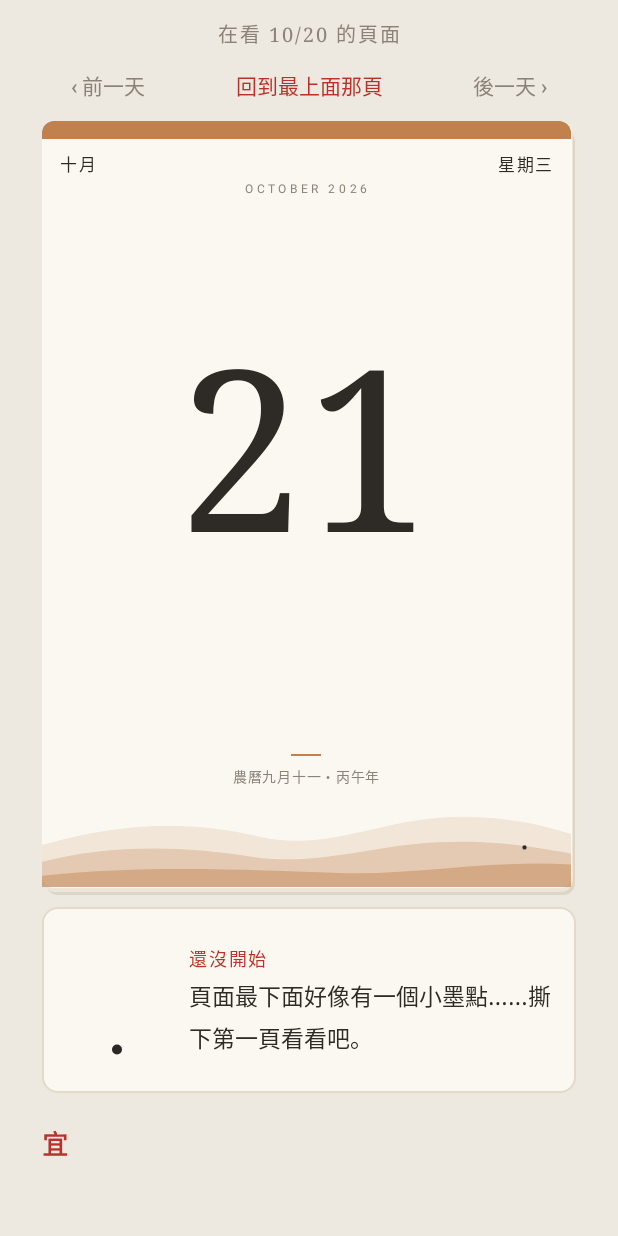
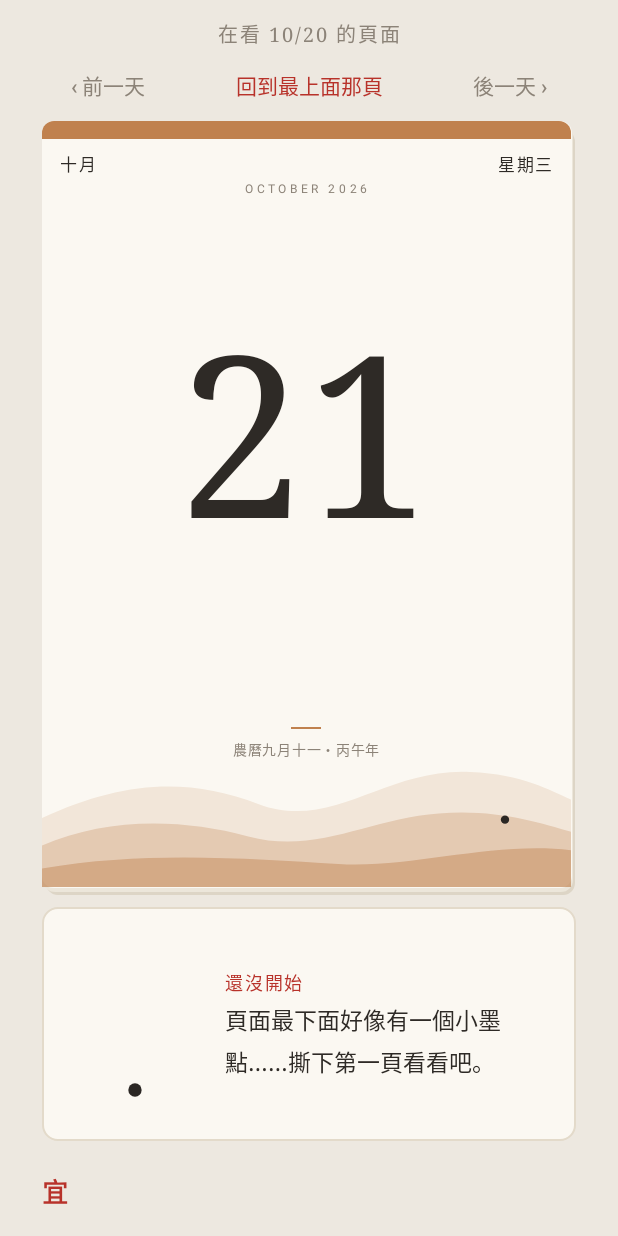
Before and after one commit to patty60723/tearoff-calendar, an Android app: the screen it shows after launch (MainActivity), after a tap on "‹ 前一天", on a phone screen of 412 x 824 dp. Run offline under Robolectric (Android 15) with nearby library versions, the phone set to English and light mode, and no system bars; libraries missing offline, so code that uses them is left out: com.nlf.calendar; 28 statements that could not run were skipped.

Commit message:
火柴人放大
- 直式小工具 30×40 → 48×64dp，橫式 27×36 → 42×56dp，山丘跟著加高
- App 裡的頁面照頁寬等比例放大火柴人和山丘，動畫圖用實際大小畫，不會糊
- 故事卡的火柴人 72×96 → 96×128dp

Co-Authored-By: Claude Opus 5.5 <noreply@anthropic.com>
Claude-Session: https://claude.ai/code/session_0189os12bzXxGRqrd3exnUUH

```diff
--- a/app/src/main/java/com/patty60723/tearoff/CalendarWidget.kt
+++ b/app/src/main/java/com/patty60723/tearoff/CalendarWidget.kt
@@ -71,7 +71,8 @@ class CalendarWidget : AppWidgetProvider() {
             }
         }
 
-        fun build(context: Context, page: DayPage, layout: PageLayout): RemoteViews {
+        /** @param stickmanDp 火柴人畫多大；App 裡的大頁面會傳更大的值，圖才不會糊 */
+        fun build(context: Context, page: DayPage, layout: PageLayout, stickmanDp: Float = layout.stickmanDp): RemoteViews {
             val palette = Palettes.forMonth(page.date.monthValue)
             return RemoteViews(context.packageName, layout.res).apply {
                 setTextViewText(R.id.month, MONTHS[page.date.monthValue - 1])
@@ -91,7 +92,7 @@ class CalendarWidget : AppWidgetProvider() {
 
                 for (id in intArrayOf(R.id.band, R.id.hills, R.id.rule)) setInt(id, "setColorFilter", palette.main)
                 setOnClickPendingIntent(R.id.widget_root, openApp(context))
-                if (layout.stickman) setStickman(context, this)
+                if (stickmanDp > 0) setStickman(context, this, stickmanDp)
             }
         }
 
@@ -118,13 +119,13 @@ class CalendarWidget : AppWidgetProvider() {
         )
 
         /** 火柴人目前長到哪裡、最近一次撕頁的動作，畫成幾張圖輪播。 */
-        private fun setStickman(context: Context, views: RemoteViews) {
+        private fun setStickman(context: Context, views: RemoteViews, widthDp: Float) {
             val book = StoryBook(context)
             val action = Actions.get(if (book.page == 0) null else book.lastAction)
             val density = context.resources.displayMetrics.density.coerceAtMost(3f)
             val frames = StickmanRenderer.frames(
                 book.parts, action, FRAME_IDS.size,
-                widthPx = (36 * density).toInt(), heightPx = (48 * density).toInt(),
+                widthPx = (widthDp * density).toInt(), heightPx = (widthDp * 4 / 3 * density).toInt(),
             )
             frames.forEachIndexed { i, bitmap -> views.setImageViewBitmap(FRAME_IDS[i], bitmap) }
             views.setInt(R.id.stickman, "setFlipInterval", (action.periodMs / FRAME_IDS.size).toInt())
--- a/app/src/main/java/com/patty60723/tearoff/MainActivity.kt
+++ b/app/src/main/java/com/patty60723/tearoff/MainActivity.kt
@@ -172,8 +172,19 @@ class MainActivity : Activity() {
     /** 一頁日曆；還沒到的日子蓋一層薄紙。 */
     private fun pageView(day: LocalDate): View {
         val frame = FrameLayout(this)
-        val views = CalendarWidget.build(this, Almanac.page(day), PageLayout.TALL)
-        frame.addView(views.apply(this, frame).apply { isClickable = false })
+        // App 裡的頁面比小工具大很多，火柴人和山丘照頁寬等比例放大
+        val metrics = resources.displayMetrics
+        val pageWidthPx = metrics.widthPixels - (56 * metrics.density).toInt()
+        val stickmanPx = (pageWidthPx * 0.17f).toInt()
+        val views = CalendarWidget.build(this, Almanac.page(day), PageLayout.TALL, stickmanPx / metrics.density)
+        val page = views.apply(this, frame).apply { isClickable = false }
+        page.findViewById<View>(R.id.stickman)?.layoutParams?.let {
+            it.width = stickmanPx
+            it.height = stickmanPx * 4 / 3
+            (it as? android.view.ViewGroup.MarginLayoutParams)?.bottomMargin = (pageWidthPx * 0.09f).toInt()
+        }
+        page.findViewById<View>(R.id.hills)?.layoutParams?.height = (pageWidthPx * 0.26f).toInt()
+        frame.addView(page)
         val today = AppClock.today(this)
         if (day.isAfter(today)) {
             frame.addView(
--- a/app/src/main/java/com/patty60723/tearoff/PageLayout.kt
+++ b/app/src/main/java/com/patty60723/tearoff/PageLayout.kt
@@ -8,11 +8,12 @@ enum class PageLayout(
     val minHeightDp: Float,
     /** 「宜」顯示幾項 */
     val yiCount: Int,
-    val stickman: Boolean,
+    /** 火柴人的寬（dp），跟版面裡 ViewFlipper 一樣；0 是沒有火柴人 */
+    val stickmanDp: Float,
 ) {
-    COMPACT(R.layout.widget_compact, 100f, 100f, 1, false),
-    WIDE(R.layout.widget_wide, 220f, 100f, 2, true),
-    TALL(R.layout.widget_tall, 130f, 190f, 2, true);
+    COMPACT(R.layout.widget_compact, 100f, 100f, 1, 0f),
+    WIDE(R.layout.widget_wide, 220f, 100f, 2, 42f),
+    TALL(R.layout.widget_tall, 130f, 190f, 2, 48f);
 
     companion object {
         /** 放得下的版面裡挑面積最大的；Android 12 以上由系統用同樣的規則挑。 */
--- a/app/src/main/res/layout/activity_main.xml
+++ b/app/src/main/res/layout/activity_main.xml
@@ -83,8 +83,8 @@
 
             <com.patty60723.tearoff.stickman.StickmanView
                 android:id="@+id/story_stickman"
-                android:layout_width="72dp"
-                android:layout_height="96dp" />
+                android:layout_width="96dp"
+                android:layout_height="128dp" />
 
             <LinearLayout
                 android:layout_width="0dp"
--- a/app/src/main/res/layout/widget_tall.xml
+++ b/app/src/main/res/layout/widget_tall.xml
@@ -15,7 +15,7 @@
             android:id="@+id/hills"
             android:tint="#C0814E"
             android:layout_width="match_parent"
-            android:layout_height="56dp"
+            android:layout_height="72dp"
             android:layout_gravity="bottom"
             android:scaleType="fitXY"
             android:src="@drawable/hills" />
@@ -23,11 +23,11 @@
         <!-- 火柴人站在山丘上：6 張圖輪流播放 -->
         <ViewFlipper
             android:id="@+id/stickman"
-            android:layout_width="30dp"
-            android:layout_height="40dp"
+            android:layout_width="48dp"
+            android:layout_height="64dp"
             android:layout_gravity="bottom|right"
-            android:layout_marginRight="16dp"
-            android:layout_marginBottom="20dp"
+            android:layout_marginRight="14dp"
+            android:layout_marginBottom="24dp"
             android:autoStart="true"
             android:flipInterval="160">
 
@@ -199,7 +199,7 @@
             <!-- 留給山丘和火柴人 -->
             <FrameLayout
                 android:layout_width="match_parent"
-                android:layout_height="52dp" />
+                android:layout_height="70dp" />
         </LinearLayout>
     </FrameLayout>
 </FrameLayout>
--- a/app/src/main/res/layout/widget_wide.xml
+++ b/app/src/main/res/layout/widget_wide.xml
@@ -15,7 +15,7 @@
             android:id="@+id/hills"
             android:tint="#C0814E"
             android:layout_width="match_parent"
-            android:layout_height="40dp"
+            android:layout_height="52dp"
             android:layout_gravity="bottom"
             android:scaleType="fitXY"
             android:src="@drawable/hills" />
@@ -23,11 +23,11 @@
         <!-- 火柴人站在山丘上：6 張圖輪流播放 -->
         <ViewFlipper
             android:id="@+id/stickman"
-            android:layout_width="27dp"
-            android:layout_height="36dp"
+            android:layout_width="42dp"
+            android:layout_height="56dp"
             android:layout_gravity="bottom|right"
-            android:layout_marginRight="14dp"
-            android:layout_marginBottom="12dp"
+            android:layout_marginRight="12dp"
+            android:layout_marginBottom="16dp"
             android:autoStart="true"
             android:flipInterval="160">
 
@@ -161,7 +161,7 @@
                     android:gravity="center_vertical"
                     android:orientation="vertical"
                     android:paddingLeft="8dp"
-                    android:paddingRight="30dp">
+                    android:paddingRight="46dp">
 
                     <TextView
                         android:id="@+id/label"
```
